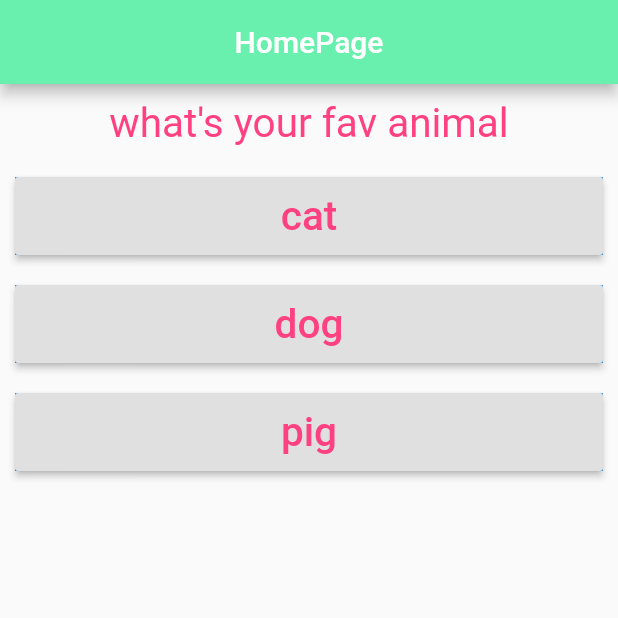
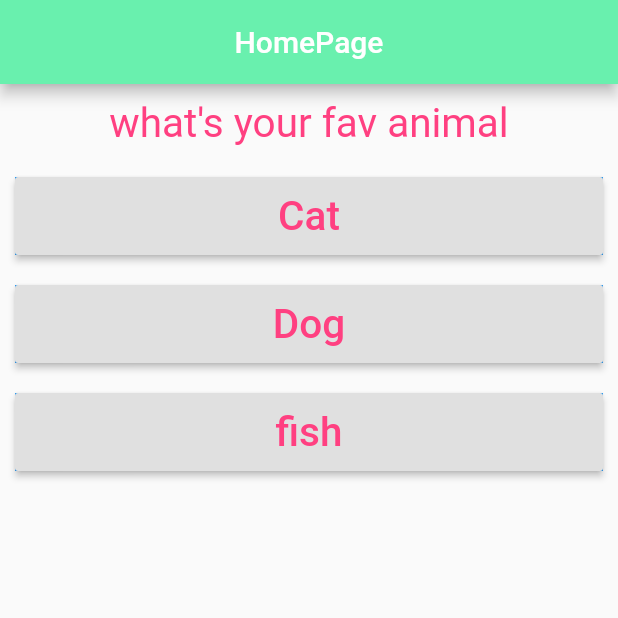
Before and after one commit to SubashMuruganDev/Flutter-QuizApp, a Flutter app: the screen it shows after launch, on a phone screen of 412 x 824 dp, the top half of it. Run offline on Flutter 3.47's test engine with Material 2 defaults, Android fonts, the phone set to English and light mode, and no system bars.

Commit message:
Spliited widget and added score

```diff
--- a/lib/main.dart
+++ b/lib/main.dart
@@ -1,8 +1,8 @@
+import 'package:Basics/quiz.dart';
+
+import 'package:Basics/result.dart';
+
 import 'package:flutter/material.dart';
-
-import './C_TextWidget.dart';
-
-import './C_ButtonWidget.dart';
 
 void main() {
   runApp(MyApp());
@@ -16,38 +16,44 @@ class MyApp extends StatefulWidget {
 }
 
 class _MyAppState extends State<MyApp> {
-  var _index = 0;
-  var questions = [
+  var index = 0;
+  var totalScore = 0;
+  final questions = const [
     {
       "question": 'what\'s your fav animal',
       "answer": [
-        'cat',
-        'dog',
-        'pig',
+        {'text': 'Cat', 'score': 10},
+        {'text': 'Dog', 'score': 20},
+        {'text': 'fish', 'score': 30},
       ],
     },
     {
       "question": 'what\'s your fav food',
-      "answer": ['Checken Briyani', 'chickenLeg', 'FridRice', 'Dog Leg Soup'],
+      "answer": [
+        {'text': 'Briyani', 'score': 20},
+        {'text': 'FridRice', 'score': 10},
+        {'text': 'Roti', 'score': 20},
+        {'text': 'Fish', 'score': 40},
+      ],
     },
     {
       "question": 'what\'s your fav Car',
-      "answer": ['lamborgini', 'tata', 'innova', 'auto'],
-    },
-    {
-      "question": 'what\'s your fav bike',
-      "answer": ['R15', 'cycle', 'honda', 'RoyanEnfield'],
+      "answer": [
+        {'text': 'Innova', 'score': 30},
+        {'text': 'Tata', 'score': 20},
+        {'text': 'Audi', 'score': 100},
+        {'text': 'Lambogini', 'score': 200},
+      ],
     },
   ];
-  void onPressed() {
-    setState(() {
-      if (_index < questions.length - 1) {
-        _index++;
-      } else
-        print(
-            'import more questions from some library since we have only limited');
-    });
-    print(_index);
+  void onPressed(int score) {
+    totalScore += score;
+    setState(
+      () {
+        index += 1;
+      },
+    );
+    print(totalScore);
   }
 
   @override
@@ -60,17 +66,13 @@ class _MyAppState extends State<MyApp> {
             child: Text('HomePage'),
           ),
         ),
-        // backgroundColor: Colors.deepPurple[400],
-        body: Column(
-          children: [
-            C_TextWidget(
-              questions[_index]['question'],
-            ),
-            ...(questions[_index]['answer'] as List<String>).map((answer) {
-              return C_ButtonWidget(onPressed, answer);
-            }).toList()
-          ],
-        ),
+        body: index < questions.length
+            ? Quiz(
+                index: index,
+                questions: questions,
+                onPressed: onPressed,
+              )
+            : Result(),
       ),
     );
   }
--- /dev/null
+++ b/lib/quiz.dart
@@ -0,0 +1,34 @@
+import 'package:flutter/material.dart';
+
+import 'C_ButtonWidget.dart';
+import 'C_TextWidget.dart';
+
+class Quiz extends StatelessWidget {
+  final Function onPressed;
+  final List<Map<String, Object>> questions;
+  final index;
+
+  Quiz({
+    @required this.questions,
+    @required this.index,
+    @required this.onPressed,
+  });
+
+  @override
+  Widget build(BuildContext context) {
+    return Column(
+      children: [
+        C_TextWidget(
+          questions[index]['question'],
+        ),
+        ...(questions[index]['answer'] as List<Map<String, Object>>)
+            .map((answer) {
+          return C_ButtonWidget(
+            () => onPressed(answer['score']),
+            answer['text'],
+          );
+        }).toList(),
+      ],
+    );
+  }
+}
--- /dev/null
+++ b/lib/result.dart
@@ -0,0 +1,11 @@
+import 'package:flutter/material.dart';
+import 'C_TextWidget.dart';
+
+class Result extends StatelessWidget {
+  @override
+  Widget build(BuildContext context) {
+    return Center(
+      child: C_TextWidget('You are done'),
+    );
+  }
+}
```
